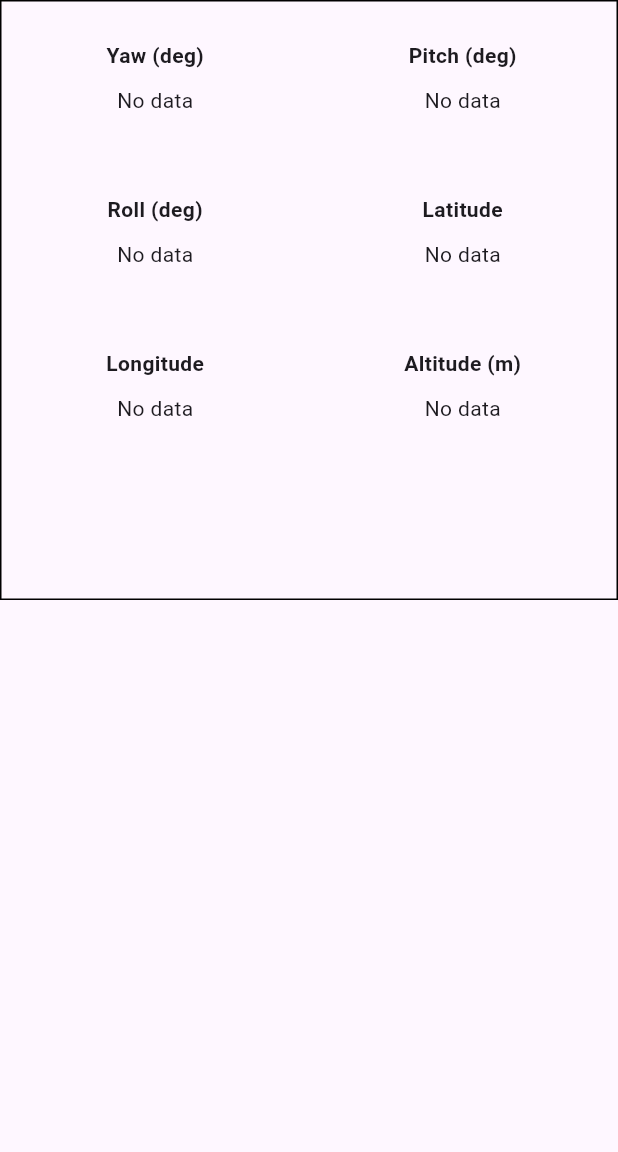
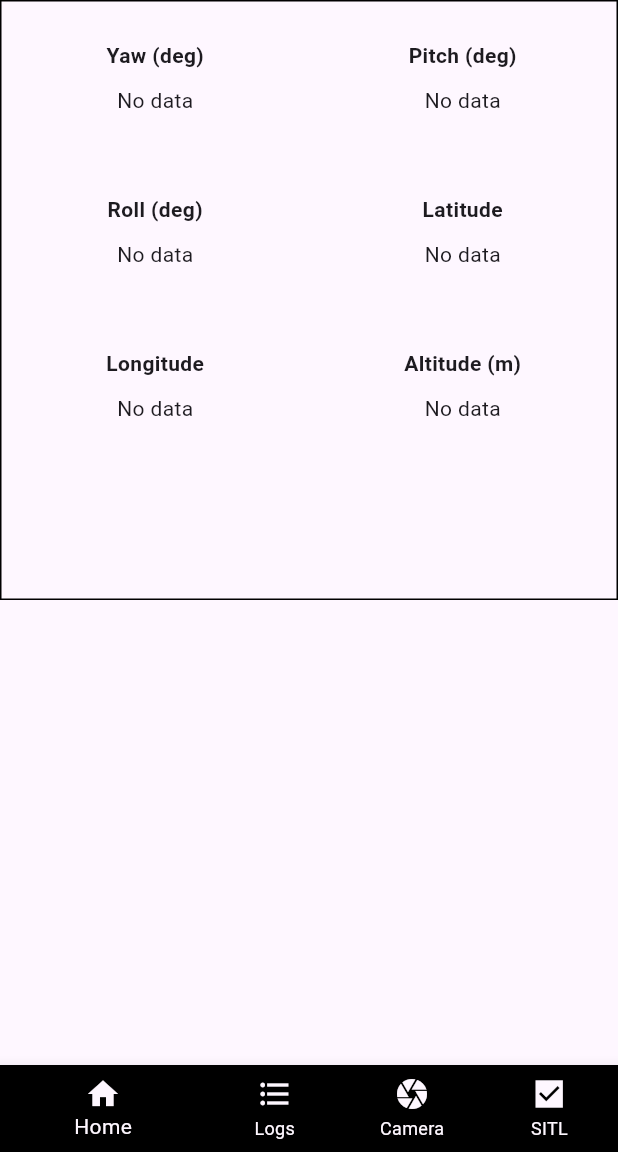
Before and after one commit to UWARG/IMACS-2, a Flutter app: the screen it shows after launch, on a phone screen of 412 x 824 dp, the part 84-1236 px from its top. Run offline on Flutter 3.47's test engine with Material 3 defaults, Android fonts, the phone set to English and light mode, and no system bars; missing offline and left inert: dart_mavlink, flutter_libserialport.

Commit message:
Added nav bar

```diff
--- a/flutter_app/lib/main.dart
+++ b/flutter_app/lib/main.dart
@@ -1,5 +1,6 @@
 import 'package:flutter/material.dart';
 import 'package:imacs/screens/home_screen.dart';
+import 'package:imacs/widgets/nav_bar_widget.dart';
 
 void main() async {
   runApp(const App());
@@ -17,6 +18,9 @@ class App extends StatelessWidget {
       ),
       routes: {
         '/': (BuildContext context) => HomePage(title: 'WARG IMACS'),
+        '/logs': (BuildContext context) => const Placeholder(child: NavBar()),
+        '/camera': (BuildContext context) => const Placeholder(child: NavBar()),
+        '/sitl': (BuildContext context) => const Placeholder(child: NavBar()),
       },
     );
   }
--- a/flutter_app/lib/screens/home_screen.dart
+++ b/flutter_app/lib/screens/home_screen.dart
@@ -2,6 +2,7 @@ import 'package:flutter/material.dart';
 import 'package:imacs/modules/mavlink_communication.dart';
 import 'package:imacs/modules/get_drone_information.dart';
 import 'package:imacs/widgets/drone_information_widget.dart';
+import 'package:imacs/widgets/nav_bar_widget.dart';
 
 class HomePage extends StatelessWidget {
   HomePage({Key? key, required this.title}) : super(key: key);
@@ -23,6 +24,6 @@ class HomePage extends StatelessWidget {
             ),
           ],
         ),
-    );
+        bottomNavigationBar: const NavBar());
   }
 }
--- /dev/null
+++ b/flutter_app/lib/widgets/nav_bar_widget.dart
@@ -0,0 +1,64 @@
+import 'package:flutter/material.dart';
+
+class NavBar extends StatefulWidget {
+  const NavBar({super.key});
+
+  @override
+  NavBarState createState() => NavBarState();
+}
+
+class NavBarState extends State<NavBar> {
+  int _index = 0;
+
+  void _onItemClicked(int index) {
+    setState(() {
+      _index = index;
+    });
+
+    switch (index) {
+      case 0:
+        Navigator.of(context).popUntil((route) => route.isFirst);
+        break;
+      case 1:
+        Navigator.pushNamed(context, '/logs');
+        break;
+      case 2:
+        Navigator.pushNamed(context, '/camera');
+        break;
+      default:
+        Navigator.pushNamed(context, '/sitl');
+        break;
+    }
+  }
+
+  @override
+  Widget build(BuildContext context) {
+    return BottomNavigationBar(
+      currentIndex: _index,
+      onTap: _onItemClicked,
+      items: const <BottomNavigationBarItem>[
+        BottomNavigationBarItem(
+          icon: Icon(Icons.home),
+          label: 'Home',
+          backgroundColor: Colors.black,
+        ),
+        BottomNavigationBarItem(
+          icon: Icon(Icons.format_list_bulleted_sharp),
+          label: 'Logs',
+          backgroundColor: Colors.black,
+        ),
+        BottomNavigationBarItem(
+          icon: Icon(Icons.camera_sharp),
+          label: 'Camera',
+          backgroundColor: Colors.black,
+        ),
+        BottomNavigationBarItem(
+          icon: Icon(Icons.check_box_sharp),
+          label: 'SITL',
+          backgroundColor: Colors.black,
+        )
+      ],
+      showUnselectedLabels: true,
+    );
+  }
+}
```
Also changed, not shown: flutter_app/pubspec.lock, 2 other files. Lines whose indentation alone changed are shown as unchanged.
